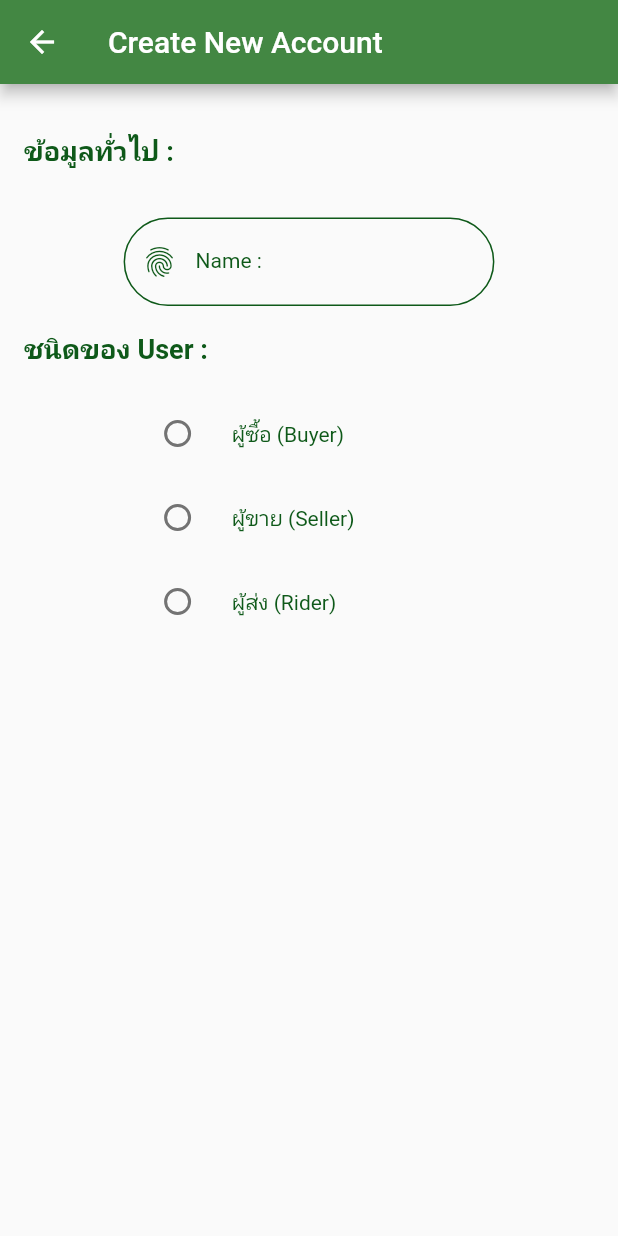
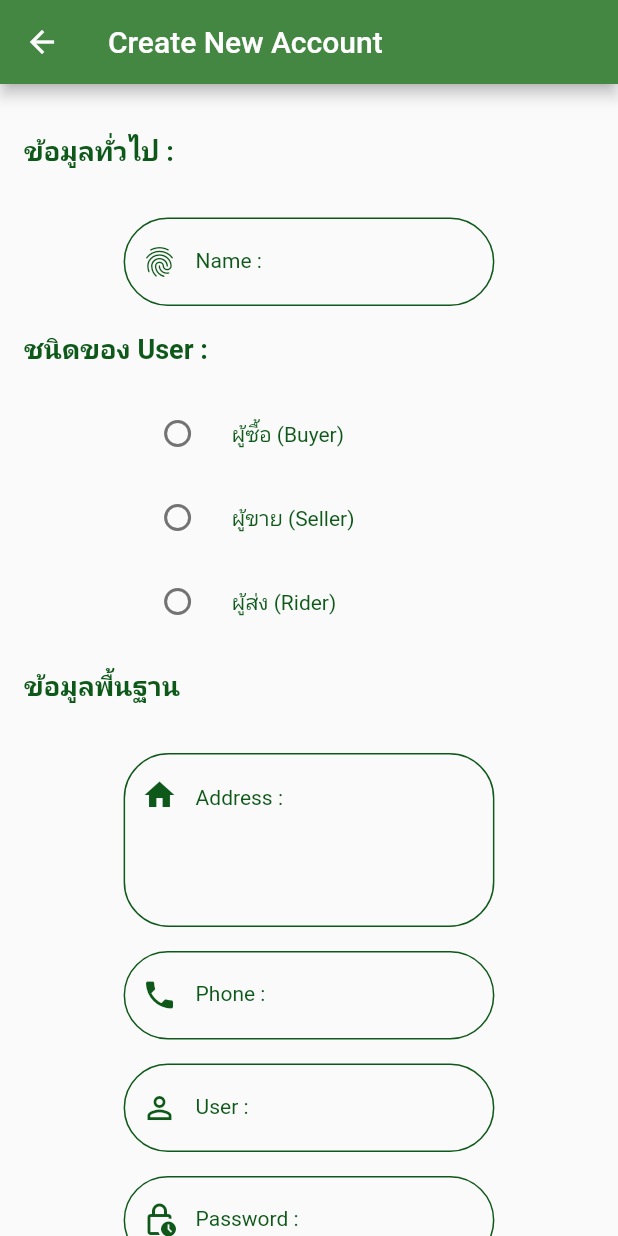
Before and after one commit to klongchan/ShoppingMall, a Flutter app: the CreateAccount screen opened by its route, on a phone screen of 412 x 824 dp. Run offline on Flutter 3.47's test engine with Material 2 defaults, Android fonts, the phone set to English and light mode, and no system bars; missing offline and left inert: dart:ffi.

Commit message:
update050866

```diff
--- a/lib/states/create_account.dart
+++ b/lib/states/create_account.dart
@@ -1,7 +1,13 @@
+// ignore: unused_import
 import 'dart:ffi';
+import 'dart:io';
+// ignore: unused_import
+import 'dart:ui';
 
 import 'package:flutter/material.dart';
+
 import 'package:shoppingmall/utility/my_constant.dart';
+import 'package:shoppingmall/widgets/show_image.dart';
 import 'package:shoppingmall/widgets/show_title.dart';
 
 class CreateAccount extends StatefulWidget {
@@ -15,6 +21,7 @@ class CreateAccount extends StatefulWidget {
 
 class _CreateAccountState extends State<CreateAccount> {
   String? typeUser;
+  File? file;
 
   Row buildName(double size) {
     return Row(
@@ -46,6 +53,130 @@ class _CreateAccountState extends State<CreateAccount> {
     );
   }
 
+  Row buildPhone(double size) {
+    return Row(
+      mainAxisAlignment: MainAxisAlignment.center,
+      children: [
+        Container(
+          margin: EdgeInsets.only(top: 16),
+          width: size * 0.6,
+          child: TextFormField(
+            decoration: InputDecoration(
+              labelStyle: MyConstant().h3Style(),
+              labelText: 'Phone :',
+              prefixIcon: Icon(
+                Icons.phone,
+                color: MyConstant.dark,
+              ),
+              enabledBorder: OutlineInputBorder(
+                borderSide: BorderSide(color: MyConstant.dark),
+                borderRadius: BorderRadius.circular(30),
+              ),
+              focusedBorder: OutlineInputBorder(
+                borderSide: BorderSide(color: MyConstant.light),
+                borderRadius: BorderRadius.circular(30),
+              ),
+            ),
+          ),
+        ),
+      ],
+    );
+  }
+
+  Row buildUser(double size) {
+    return Row(
+      mainAxisAlignment: MainAxisAlignment.center,
+      children: [
+        Container(
+          margin: EdgeInsets.only(top: 16),
+          width: size * 0.6,
+          child: TextFormField(
+            decoration: InputDecoration(
+              labelStyle: MyConstant().h3Style(),
+              labelText: 'User :',
+              prefixIcon: Icon(
+                Icons.perm_identity,
+                color: MyConstant.dark,
+              ),
+              enabledBorder: OutlineInputBorder(
+                borderSide: BorderSide(color: MyConstant.dark),
+                borderRadius: BorderRadius.circular(30),
+              ),
+              focusedBorder: OutlineInputBorder(
+                borderSide: BorderSide(color: MyConstant.light),
+                borderRadius: BorderRadius.circular(30),
+              ),
+            ),
+          ),
+        ),
+      ],
+    );
+  }
+
+  Row buildPassword(double size) {
+    return Row(
+      mainAxisAlignment: MainAxisAlignment.center,
+      children: [
+        Container(
+          margin: EdgeInsets.only(top: 16),
+          width: size * 0.6,
+          child: TextFormField(
+            decoration: InputDecoration(
+              labelStyle: MyConstant().h3Style(),
+              labelText: 'Password :',
+              prefixIcon: Icon(
+                Icons.lock_clock_outlined,
+                color: MyConstant.dark,
+              ),
+              enabledBorder: OutlineInputBorder(
+                borderSide: BorderSide(color: MyConstant.dark),
+                borderRadius: BorderRadius.circular(30),
+              ),
+              focusedBorder: OutlineInputBorder(
+                borderSide: BorderSide(color: MyConstant.light),
+                borderRadius: BorderRadius.circular(30),
+              ),
+            ),
+          ),
+        ),
+      ],
+    );
+  }
+
+  Row buildAddress(double size) {
+    return Row(
+      mainAxisAlignment: MainAxisAlignment.center,
+      children: [
+        Container(
+          margin: EdgeInsets.only(top: 16),
+          width: size * 0.6,
+          child: TextFormField(
+            maxLines: 4,
+            decoration: InputDecoration(
+              hintText: 'Address :',
+              hintStyle: MyConstant().h3Style(),
+              prefixIcon: Padding(
+                padding: const EdgeInsets.fromLTRB(0, 0, 0, 60),
+                child: Icon(
+                  Icons.home,
+                  color: MyConstant.dark,
+                ),
+              ),
+              enabledBorder: OutlineInputBorder(
+                borderSide: BorderSide(color: MyConstant.dark),
+                borderRadius: BorderRadius.circular(30),
+              ),
+              focusedBorder: OutlineInputBorder(
+                borderSide: BorderSide(color: MyConstant.light),
+                borderRadius: BorderRadius.circular(30),
+              ),
+            ),
+          ),
+        ),
+      ],
+    );
+  }
+
   @override
   Widget build(BuildContext context) {
     double size = MediaQuery.of(context).size.width;
@@ -55,7 +186,10 @@ class _CreateAccountState extends State<CreateAccount> {
         title: Text('Create New Account'),
         backgroundColor: MyConstant.primary,
       ),
-      body: ListView(
+      body: GestureDetector(
+        onTap: () => FocusScope.of(context).requestFocus(FocusNode()),
+        behavior: HitTestBehavior.opaque,
+        child: ListView(
           padding: EdgeInsets.all(16),
           children: [
             buildTitle('ข้อมูลทั่วไป :'),
@@ -64,15 +198,68 @@ class _CreateAccountState extends State<CreateAccount> {
             buildRadioBuyer(size),
             buildRadioSeller(size),
             buildRadioRider(size),
+            buildTitle('ข้อมูลพื้นฐาน'),
+            buildAddress(size),
+            buildPhone(size),
+            buildUser(size),
+            buildPassword(size),
+            buildTitle('รูปภาพ'),
+            buildSubTitle(),
+            buildAvatar(size),
           ],
+        ),
       ),
     );
   }
 
+
+
+  Row buildAvatar(double size) {
+    return Row(
+      crossAxisAlignment: CrossAxisAlignment.end,
+      mainAxisAlignment: MainAxisAlignment.spaceBetween,
+      children: [
+        IconButton(
+          onPressed: (){},
+          icon: Icon(
+            Icons.add_a_photo,
+            size: 36,
+            color: MyConstant.dark,
+          ),
+        ),
+        Container(
+          margin: EdgeInsets.symmetric(vertical: 16),
+          width: size * 0.6,
+          child: file == null
+              ? ShowImage(path: MyConstant.avatar)
+              : Image.file(file!),
+        ),
+        IconButton(
+          onPressed: (){},
+          icon: Icon(
+            Icons.add_photo_alternate,
+            size: 36,
+            color: MyConstant.dark,
+          ),
+        ),
+      ],
+    );
+  }
+
+  ShowTitle buildSubTitle() {
+    return ShowTitle(
+      title:
+          'เป็นรูปภาพ ที่แสดงความเป็นตัวตนของ User (แต่ถ้าไม่สะดวกแชร์ เราจะแสดงภาพ default แทน)',
+      textStyle: MyConstant().h3Style(),
+    );
+  }
+
   Row buildRadioBuyer(double size) {
-    return Row(mainAxisAlignment: MainAxisAlignment.center,
+    return Row(
+      mainAxisAlignment: MainAxisAlignment.center,
       children: [
-        Container(width: size*0.6,
+        Container(
+          width: size * 0.6,
           child: RadioListTile(
             value: 'buyer',
             groupValue: typeUser,
@@ -92,9 +279,11 @@ class _CreateAccountState extends State<CreateAccount> {
   }
 
   Row buildRadioSeller(double size) {
-    return Row(mainAxisAlignment: MainAxisAlignment.center,
+    return Row(
+      mainAxisAlignment: MainAxisAlignment.center,
       children: [
-        Container(width: size*0.6,
+        Container(
+          width: size * 0.6,
           child: RadioListTile(
             value: 'seller',
             groupValue: typeUser,
@@ -114,9 +303,11 @@ class _CreateAccountState extends State<CreateAccount> {
   }
 
   Widget buildRadioRider(double size) {
-    return Row(mainAxisAlignment: MainAxisAlignment.center,
+    return Row(
+      mainAxisAlignment: MainAxisAlignment.center,
       children: [
-        Container(width: size*0.6,
+        Container(
+          width: size * 0.6,
           child: RadioListTile(
             value: 'rider',
             groupValue: typeUser,
--- a/lib/utility/my_constant.dart
+++ b/lib/utility/my_constant.dart
@@ -16,6 +16,7 @@ class MyConstant {
   static String image2 = 'images/image2.png';
   static String image3 = 'images/image3.png';
   static String image4 = 'images/image4.png';
+  static String avatar = 'images/avatar.png';
 
   // Color
   static Color primary = Color(0xff438743);
--- a/pubspec.yaml
+++ b/pubspec.yaml
@@ -36,6 +36,7 @@ dependencies:
   # The following adds the Cupertino Icons font to your application.
   # Use with the CupertinoIcons class for iOS style icons.
   cupertino_icons: ^1.0.2
+
 
 dev_dependencies:
   flutter_test:
```
Also changed, not shown: images/avatar.png (added). Lines whose indentation alone changed are shown as unchanged.
